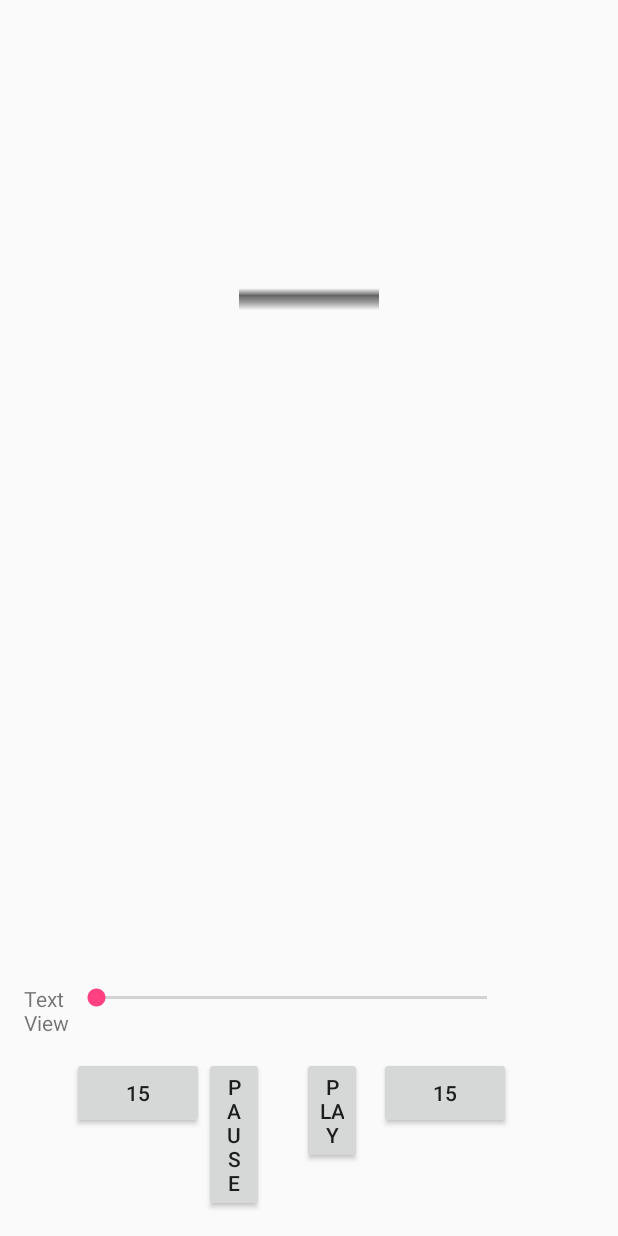
After one commit to AndreasWilson/podcast_app, an Android app: the layout activity_play_podcast.xml on its own in the app's theme, with its tools: preview values and no code run, on a phone screen of 412 x 824 dp. The commit adds this screen. Run offline under Robolectric (Android 15) with nearby library versions, the phone set to English and light mode, and no system bars.

Commit message:
Mediaplayer activity

```diff
--- /dev/null
+++ b/app/src/main/res/layout/activity_play_podcast.xml
@@ -0,0 +1,86 @@
+<?xml version="1.0" encoding="utf-8"?>
+<RelativeLayout xmlns:android="http://schemas.android.com/apk/res/android"
+    xmlns:app="http://schemas.android.com/apk/res-auto"
+    xmlns:tools="http://schemas.android.com/tools"
+    android:id="@+id/activity_play_podcast"
+    android:layout_width="match_parent"
+    android:layout_height="match_parent"
+    android:paddingBottom="@dimen/activity_vertical_margin"
+    android:paddingLeft="@dimen/activity_horizontal_margin"
+    android:paddingRight="@dimen/activity_horizontal_margin"
+    android:paddingTop="@dimen/activity_vertical_margin"
+    tools:context="com.example.wilson.podcast_app.PlayPodcast">
+
+    <SeekBar
+        android:layout_width="wrap_content"
+        android:layout_height="wrap_content"
+        android:layout_alignParentBottom="true"
+        android:layout_marginBottom="134dp"
+        android:id="@+id/seekBar"
+        android:layout_alignStart="@+id/btnSkipB"
+        android:layout_alignEnd="@+id/btnSkipF" />
+
+    <ImageView
+        android:layout_width="200dp"
+        app:srcCompat="?android:attr/editTextBackground"
+        android:id="@+id/imageView2"
+        android:layout_height="200dp"
+        android:layout_alignParentTop="true"
+        android:layout_centerHorizontal="true"
+        android:layout_marginTop="42dp" />
+
+    <TextView
+        android:text=""
+        android:layout_width="wrap_content"
+        android:layout_height="wrap_content"
+        android:layout_below="@+id/imageView2"
+        android:layout_marginTop="21dp"
+        android:id="@+id/textView"
+        android:layout_alignEnd="@+id/imageView2"
+        android:layout_alignStart="@+id/imageView2" />
+
+    <TextView
+        android:text="TextView"
+        android:layout_width="wrap_content"
+        android:layout_height="wrap_content"
+        android:layout_alignTop="@+id/seekBar"
+        android:layout_toStartOf="@+id/seekBar"
+        android:id="@+id/time_textview" />
+
+    <Button
+        android:text="Pause"
+        android:layout_width="40dp"
+        android:layout_height="wrap_content"
+        android:id="@+id/button2"
+        android:layout_alignBaseline="@+id/btnSrt"
+        android:layout_alignBottom="@+id/btnSrt"
+        android:layout_toEndOf="@+id/btnSkipB" />
+
+    <Button
+        android:text="15"
+        android:layout_width="wrap_content"
+        android:layout_height="wrap_content"
+        android:id="@+id/btnSkipF"
+        android:layout_marginStart="11dp"
+        android:layout_alignTop="@+id/btnSrt"
+        android:layout_toEndOf="@+id/btnSrt" />
+
+    <Button
+        android:text="Play"
+        android:layout_width="40dp"
+        android:layout_height="wrap_content"
+        android:id="@+id/btnSrt"
+        android:layout_marginStart="25dp"
+        android:layout_marginTop="13dp"
+        android:layout_below="@+id/time_textview"
+        android:layout_toEndOf="@+id/button2" />
+
+    <Button
+        android:text="15"
+        android:layout_width="wrap_content"
+        android:layout_height="wrap_content"
+        android:id="@+id/btnSkipB"
+        android:layout_marginStart="32dp"
+        android:layout_alignTop="@+id/button2"
+        android:layout_alignParentStart="true" />
+</RelativeLayout>
```
Also changed, not shown: app/src/main/java/com/example/wilson/podcast_app/MainActivity.java (+6 -47 lines), app/src/main/java/com/example/wilson/podcast_app/PlayPodcast.java (added, +126 -0 lines), app/src/main/res/layout/activity_main.xml (+10 -29 lines).
